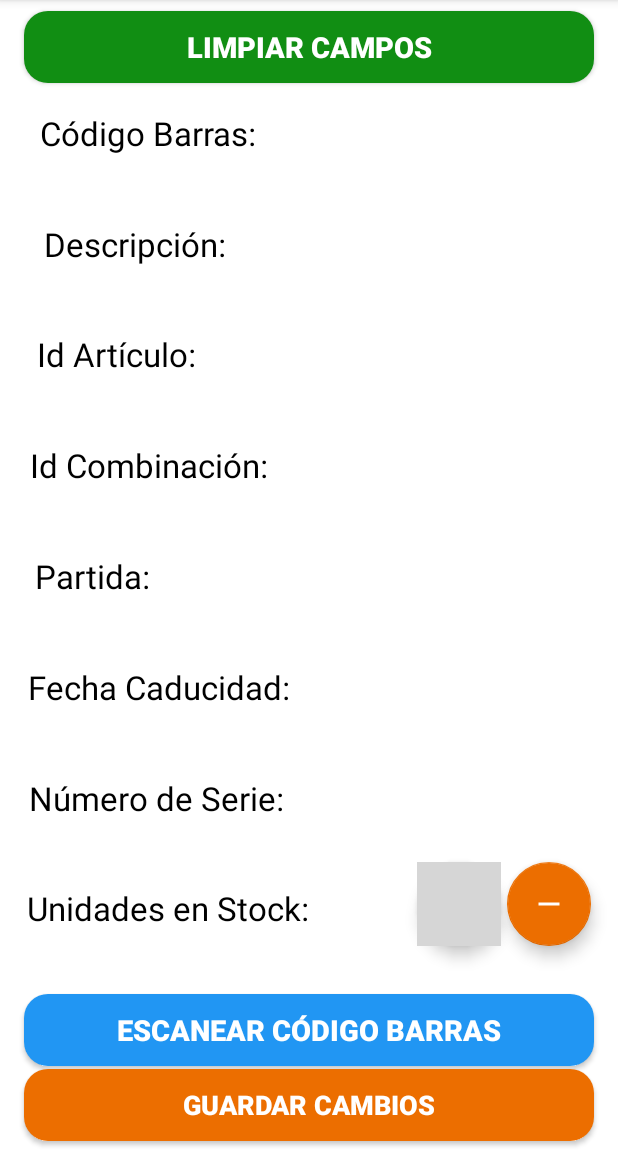
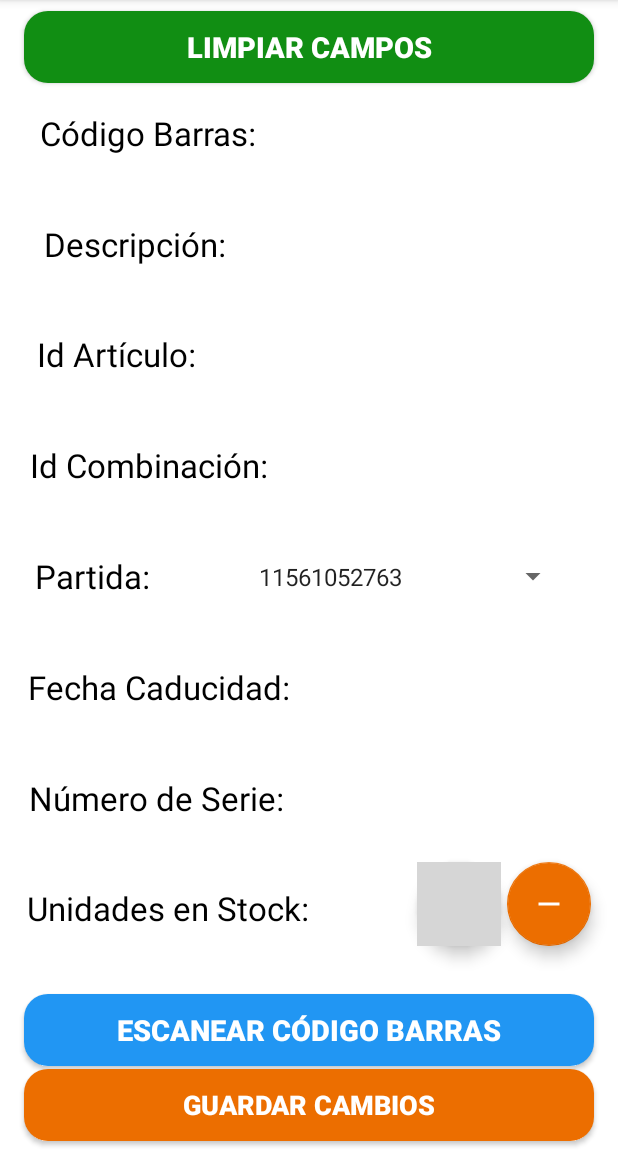
Before and after one commit to rubennicolasdiaz/App_Inventario_Movil_Android_Kotlin, an Android app: the ConsultarInventarioActivity screen opened directly, with no data from a screen before it, after a tap on "LIMPIAR CAMPOS", on a phone screen of 412 x 824 dp, the part 84-1236 px from its top. Run offline under Robolectric (Android 15) with nearby library versions, the phone set to English and light mode, and no system bars; grey boxes are pictures that could not be loaded.

Commit message:
Actualización de tamaño del spinner view de consultar inventario activity.

```diff
--- a/app/src/main/java/com/example/indotinventario/ConsultarInventarioActivity.kt
+++ b/app/src/main/java/com/example/indotinventario/ConsultarInventarioActivity.kt
@@ -5,18 +5,22 @@ import android.app.Activity
 import android.content.Intent
 import android.content.pm.PackageManager
 import android.database.Cursor
+import android.graphics.Typeface
 import android.os.Bundle
-import android.util.Log
 import android.view.Menu
 import android.view.MenuItem
+import android.view.View
+import android.widget.AdapterView
+import android.widget.ArrayAdapter
+import android.widget.TextView
 import android.widget.Toast
 import androidx.appcompat.app.AppCompatActivity
 import androidx.core.app.ActivityCompat
 import androidx.core.content.ContextCompat
-import androidx.lifecycle.ReportFragment.Companion.reportFragment
 import com.example.indotinventario.databinding.ActivityConsultarInventarioBinding
 import java.text.SimpleDateFormat
 import java.util.*
+import kotlin.collections.ArrayList
 
 class ConsultarInventarioActivity : AppCompatActivity() {
 
@@ -37,6 +41,7 @@ class ConsultarInventarioActivity : AppCompatActivity() {
 
     override fun onCreate(savedInstanceState: Bundle?) {
 
+
         super.onCreate(savedInstanceState)
         // Implementación de View Binding:
         binding = ActivityConsultarInventarioBinding.inflate(layoutInflater)
@@ -52,8 +57,8 @@ class ConsultarInventarioActivity : AppCompatActivity() {
 
 
         // PRUEBAS///////////
-        binding.tvCodigo2.setText("2000000074047")
-        buscarArticulo("2000000074047")
+        binding.tvCodigo2.setText("2000000068718")
+        buscarArticulo("2000000068718")
     }
 
     private fun cargarVista() {
@@ -141,11 +146,6 @@ class ConsultarInventarioActivity : AppCompatActivity() {
                 var codigoArticulo: String = codigoBarras
 
                 binding.tvCodigo2.setText(codigoArticulo) // Código de barras
-
-
-
-
-
                 buscarArticulo(codigoArticulo)
             }
         }
@@ -158,7 +158,7 @@ class ConsultarInventarioActivity : AppCompatActivity() {
             val cursor: Cursor = dbInventario.obtenerCodigoBarras(codigoBarras)
 
             // Verificamos si el cursor tiene resultados
-            if (cursor.moveToFirst()) {
+            if (cursor.moveToFirst() || cursor.moveToNext()) {
                 // Obtener los valores del cursor para el código de barras
                 val idArticuloIndex = cursor.getColumnIndex(DBInventario.COLUMN_ID_ARTICULO)
                 val idCombinacionIndex = cursor.getColumnIndex(DBInventario.COLUMN_ID_COMBINACION)
@@ -177,7 +177,7 @@ class ConsultarInventarioActivity : AppCompatActivity() {
                 // Ahora obtenemos los detalles del artículo usando el idArticulo
                 val articuloCursor: Cursor = dbInventario.obtenerArticulo(idArticulo)
 
-                if(articuloCursor.moveToFirst()){
+                if(articuloCursor.moveToFirst() || articuloCursor.moveToNext()){
 
                     // Verificamos si se encuentra el artículo
 
@@ -199,34 +199,59 @@ class ConsultarInventarioActivity : AppCompatActivity() {
                     // Ahora obtenemos los detalles de la partida usando el idArticulo
                     val partidaCursor: Cursor = dbInventario.obtenerPartidaPorIdArticulo(idArticulo)
 
-                    Log.i("Fallo Cursor Partida", "${partidaCursor.columnCount}")
-                    Log.i("Fallo Cursor Partida", "${partidaCursor.count}")
-                    Log.i("Fallo Cursor Partida", "${partidaCursor.columnNames}")
-                    Log.i("Fallo Cursor Partida", "${partidaCursor.position}")
-                    Log.i("Fallo Cursor Partida", "${partidaCursor.javaClass}")
+                    val arrayPartidas:ArrayList<String>
+                    arrayPartidas = ArrayList()
 
+                    val arrayFechas:ArrayList<String>
+                    arrayFechas = ArrayList()
+
+                    val arrayNumerosSerie:ArrayList<String>
+                    arrayNumerosSerie = ArrayList()
 
                     // Recorremos todas las filas de partida asociadas al idArticulo
-                    if(partidaCursor.moveToFirst()) {
-                        Log.i("Fallo Cursor Partida", "eSTe Id Articulo tiene partida")
+                    if(partidaCursor.moveToFirst() || partidaCursor.moveToNext()) {
+
+                        do{
 
                             val partidaIndex = partidaCursor.getColumnIndex(DBInventario.COLUMN_PARTIDA)
                             val fechaCaducidadIndex = partidaCursor.getColumnIndex(DBInventario.COLUMN_FECHA_CADUCIDAD)
                             val numeroSerieIndex = partidaCursor.getColumnIndex(DBInventario.COLUMN_NUMERO_SERIE)
 
                             // Obtener los detalles de la partida:
+
                             val partida = partidaCursor.getString(partidaIndex)
                             val fechaCaducidad = partidaCursor.getString(fechaCaducidadIndex)
                             val numeroSerie = partidaCursor.getString(numeroSerieIndex)
 
-                        binding.tvPartida2.setText(partida)
-                        binding.tvFecha2.setText(fechaCaducidad)
+                            arrayPartidas.add(partida)
+                            arrayFechas.add(fechaCaducidad)
+                            arrayNumerosSerie.add(numeroSerie)
 
-                        if(!numeroSerie.isNullOrEmpty()){
-                            binding.tvNumero2.setText(numeroSerie)
-                        }else{
+                        }while(partidaCursor.moveToNext())
 
-                            binding.tvNumero2.setText("")
+                        // Cerramos el cursor
+                        partidaCursor.close()
+
+
+                        val items = listOf(*arrayPartidas.toTypedArray())
+                        val adapter = ArrayAdapter(this, android.R.layout.simple_spinner_item, items)
+
+
+
+                        adapter.setDropDownViewResource(android.R.layout.simple_spinner_item)
+
+                        binding.spinnerPartida.adapter = adapter
+
+                        binding.spinnerPartida.onItemSelectedListener = object : AdapterView.OnItemSelectedListener{
+                            override fun onItemSelected(p0: AdapterView<*>?, p1: View?, position: Int, id: Long) {
+
+                                binding.tvFecha2.setText(arrayFechas[position])
+                                binding.tvNumero2.setText(arrayNumerosSerie[position])
+
+                            }
+                            override fun onNothingSelected(p0: AdapterView<*>?) {
+
+                            }
                         }
                     }
                 }
@@ -293,7 +318,7 @@ class ConsultarInventarioActivity : AppCompatActivity() {
         binding.tvDescripcion2.setText("")
         binding.tvIdArticulo2.setText("")
         binding.tvIdCombinacion2.setText("")
-        binding.tvPartida2.setText("")
+        binding.spinnerPartida.adapter.isEmpty
         binding.tvFecha2.setText("")
         binding.tvNumero2.setText("")
         binding.tvUnidades2.setText("")
--- a/app/src/main/java/com/example/indotinventario/MainActivity.kt
+++ b/app/src/main/java/com/example/indotinventario/MainActivity.kt
@@ -1,9 +1,9 @@
 package com.example.indotinventario
 
 import android.content.Intent
+import android.database.Cursor
 import android.os.Bundle
 import androidx.appcompat.app.AppCompatActivity
-import androidx.core.splashscreen.SplashScreen.Companion.installSplashScreen
 import com.example.indotinventario.databinding.ActivityMainBinding
 import android.util.Log
 import androidx.lifecycle.lifecycleScope
@@ -113,7 +113,7 @@ class MainActivity : AppCompatActivity() {
 
     // Cargar fichero Json del directorio de Assets:
 
-   private suspend fun loadJsonArticulos() {
+    private suspend fun loadJsonArticulos() {
 
        try {
             // Obtener el InputStream del archivo de artículos en assets
@@ -227,14 +227,41 @@ class MainActivity : AppCompatActivity() {
             dbInventario.insertarPartida(partida, idArticulo, fechaCaducidad, numeroSerie)
 
                 Log.i("Insertada partida a DB", "Partida ${i+1}")
-
-
-            // Imprimir los valores por log
-            //    Log.i("Lectura de partidas", "Partida: ${i+1}: IdArtículo: $idArticulo  Partida: $partida    Fecha Caducidad: $fechaCaducidad  Número Serie: $numeroSerie")
             }
 
         } catch (e: Exception) {
             Log.e("TAG", "loadJson: error ${e.message}")
         }
     }
+
+
+    private suspend fun saveJsonArticulos() {
+
+        try{
+            // Se crea el cursor para obtener todos los artículos de esa tabla de la DB:
+            val todosArticulos: Cursor
+            todosArticulos = dbInventario.obtenerTodosArticulos()
+
+            // De ese cursor con todos los artículos se extraen los elementos de cada fila
+            val idArticuloIndex = todosArticulos.getColumnIndex(DBInventario.COLUMN_ID_ARTICULO)
+            val descripcionIndex = todosArticulos.getColumnIndex(DBInventario.COLUMN_DESCRIPCION)
+            val stockIndex = todosArticulos.getColumnIndex(DBInventario.COLUMN_STOCK_REAL)
+            val idCombinacionIndex = todosArticulos.getColumnIndex(DBInventario.COLUMN_ID_COMBINACION)
+
+            val idArticulo = todosArticulos.getString(idArticuloIndex)
+            val descripcion = todosArticulos.getString(descripcionIndex)
+            val stock = todosArticulos.getString(stockIndex)
+            val idCombinacion = todosArticulos.getString(idCombinacionIndex)
+
+
+            // Iterar sobre cada elemento del cursor de todos los artículos:
+            for (i in 0 until todosArticulos.count) {
+
+
+            }
+
+        }catch(e:Exception){
+            Log.e("TAG", "loadJson: error ${e.message}")
+        }
+    }
 }
--- a/app/src/main/res/layout/activity_consultar_inventario.xml
+++ b/app/src/main/res/layout/activity_consultar_inventario.xml
@@ -7,6 +7,13 @@
     android:layout_height="match_parent"
     android:background="@color/white"
     tools:context=".ConsultarInventarioActivity">
+
+    <androidx.constraintlayout.widget.Guideline
+        android:id="@+id/guidelineStart"
+        android:layout_width="wrap_content"
+        android:layout_height="wrap_content"
+        android:orientation="vertical"
+        app:layout_constraintGuide_percent="0.40" />
 
  <androidx.constraintlayout.widget.Guideline
      android:id="@+id/guidelineCenter"
@@ -170,16 +177,16 @@
         app:layout_constraintVertical_bias="0.5"
         app:layout_constraintHorizontal_bias="0.07" />
 
-    <TextView
-        android:id="@+id/tvPartida2"
-        android:layout_width="wrap_content"
-        android:layout_height="wrap_content"
+    <Spinner
+        android:id="@+id/spinnerPartida"
+        android:layout_width="0dp"
+        android:layout_height="35dp"
         android:textColor="@color/azul_marino"
-        android:textSize="22sp"
+        android:textSize="35sp"
         android:textStyle="bold"
         app:layout_constraintBottom_toBottomOf="parent"
         app:layout_constraintEnd_toEndOf="@+id/guidelineEnd"
-        app:layout_constraintStart_toStartOf="@+id/guidelineCenter"
+        app:layout_constraintStart_toStartOf="@+id/guidelineStart"
         app:layout_constraintTop_toTopOf="parent"
         app:layout_constraintVertical_bias="0.5"
         app:layout_constraintHorizontal_bias="0.7" />
@@ -211,7 +218,7 @@
         app:layout_constraintVertical_bias="0.6"
         app:layout_constraintHorizontal_bias="0.7"  />
 
-<TextView
+    <TextView
         android:id="@+id/tvNumero"
         android:layout_width="wrap_content"
         android:layout_height="wrap_content"
@@ -337,4 +344,5 @@
 
 
 
+
 </androidx.constraintlayout.widget.ConstraintLayout>
```
Lines whose indentation alone changed are shown as unchanged.
